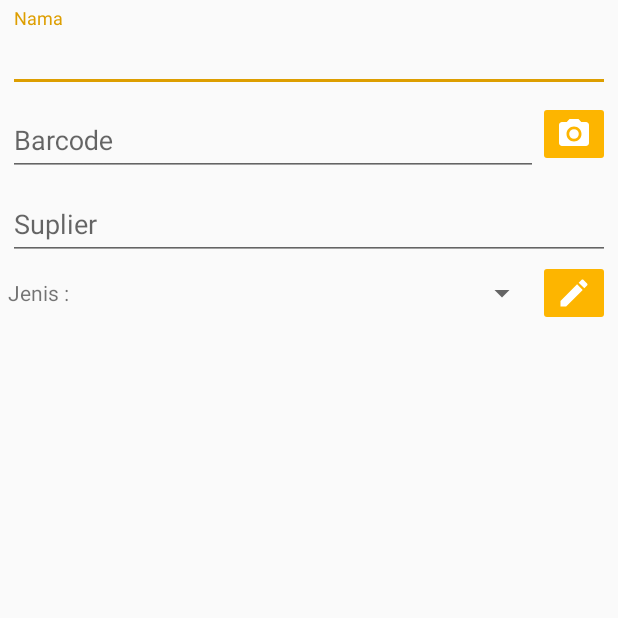
After one commit to nuekun/Kasir_Portable, an Android app: the TambahProdukActivity screen opened directly, with no data from a screen before it, on a phone screen of 412 x 824 dp, the top half of it. The commit adds this screen. Run offline under Robolectric (Android 15) with nearby library versions, the light colour scheme and no system bars; our stand-ins replace Room's generated code.

Commit message:
jenis produk

```diff
--- a/app/src/main/AndroidManifest.xml
+++ b/app/src/main/AndroidManifest.xml
@@ -13,7 +13,8 @@
         android:roundIcon="@mipmap/ic_launcher_round"
         android:supportsRtl="true"
         android:theme="@style/AppTheme">
-        <activity android:name=".PrinterActivity"></activity>
+        <activity android:name=".TambahProdukActivity"></activity>
+        <activity android:name=".PrinterActivity" />
         <activity android:name=".ProdukActivity" />
         <activity android:name=".ScannerActivity" />
         <activity android:name=".ScanActivity" />
--- /dev/null
+++ b/app/src/main/java/com/nuedevlop/kasirportable/TambahProdukActivity.java
@@ -0,0 +1,166 @@
+package com.nuedevlop.kasirportable;
+
+import androidx.annotation.Nullable;
+import androidx.appcompat.app.AlertDialog;
+import androidx.appcompat.app.AppCompatActivity;
+import androidx.room.Room;
+
+import android.content.DialogInterface;
+import android.content.Intent;
+import android.database.sqlite.SQLiteConstraintException;
+import android.os.Bundle;
+import android.text.Editable;
+import android.view.LayoutInflater;
+import android.view.View;
+import android.widget.ArrayAdapter;
+import android.widget.Button;
+import android.widget.ImageButton;
+import android.widget.Spinner;
+import android.widget.SpinnerAdapter;
+import android.widget.Toast;
+
+import com.google.android.material.textfield.TextInputEditText;
+import com.nuedevlop.kasirportable.utils.database.Jenis;
+import com.nuedevlop.kasirportable.utils.database.JenisDAO;
+import com.nuedevlop.kasirportable.utils.database.JenisDB;
+
+import java.util.ArrayList;
+import java.util.List;
+
+public class TambahProdukActivity extends AppCompatActivity {
+
+    ImageButton btnBarcode ,btnJenis;
+    Spinner spinJenis;
+    TextInputEditText txtNama,txtBarcode,txtSuplier;
+    private final int REQUEST_CODE = 110;
+    JenisDAO jenisDAO;
+    Jenis jenis;
+
+    @Override
+    protected void onCreate(Bundle savedInstanceState) {
+        super.onCreate(savedInstanceState);
+        setContentView(R.layout.activity_tambah_produk);
+        init();
+
+        btnBarcode.setOnClickListener(v -> ambilBarcode());
+        btnJenis.setOnClickListener(v->editJenis());
+
+        jenisDAO = Room.databaseBuilder(this, JenisDB.class, "produk")
+                .allowMainThreadQueries()
+                .build()
+                .getJenisDAO();
+
+        ambilJenis();
+
+    }
+
+    private void ambilJenis() {
+
+
+        ArrayList<String> kategori = new ArrayList<>();
+        List<Jenis> list = jenisDAO.getAllJenis();
+        for (int i = 0; i< list.size();i++){
+            kategori.add(list.get(i).getJenisProduk());
+        }
+        spinJenis.setAdapter(new ArrayAdapter<>(this,android.R.layout.simple_spinner_item, kategori));
+    }
+
+    private void editJenis() {
+        TextInputEditText txtJenis;
+        ImageButton btnHapus;
+        Button btnBatal,btnSimpan;
+
+        // create an alert builder
+        AlertDialog.Builder builder = new AlertDialog.Builder(this);
+        builder.setTitle("Name");        // set the custom layout
+        final View view = getLayoutInflater().inflate(R.layout.dialog_edit_jenis, null);
+        builder.setView(view);
+        AlertDialog dialog = builder.create();
+
+        btnBatal = view.findViewById(R.id.btnEditJenisBatal);
+        btnSimpan = view.findViewById(R.id.btnEditJenisSimpan);
+        btnHapus = view.findViewById(R.id.btnEditJenisHapus);
+        txtJenis = view.findViewById(R.id.txtEditJenis);
+
+        btnBatal.setOnClickListener(v->dialog.dismiss());
+
+        btnHapus.setOnClickListener(v->{
+            hapusJenis(txtJenis.getText().toString());
+            dialog.dismiss();
+
+        });
+
+        btnSimpan.setOnClickListener(v->{
+            simpanJenis(txtJenis.getText().toString());
+            dialog.dismiss();
+        });
+
+        dialog.show();
+
+    }
+
+    private void hapusJenis(String string) {
+
+        try {
+            if (jenisDAO.getIdCount(string)!=0){
+                jenisDAO.deleteJenis(string);
+            }else {
+                Toast.makeText(this, "Jenis Produk tidak di temukan!", Toast.LENGTH_SHORT).show();
+            }
+
+
+        }catch (SQLiteConstraintException e){
+            Toast.makeText(this, e.getLocalizedMessage(), Toast.LENGTH_LONG).show();
+        }
+        ambilJenis();
+    }
+
+    private void simpanJenis(String string) {
+
+        try {
+            if (jenisDAO.getIdCount(string)==0){
+                jenis = new Jenis();
+                jenis.setJenisProduk(string);
+                jenisDAO.insert(jenis);
+            }else {
+                Toast.makeText(this, "Jenis Produk sudah ada!", Toast.LENGTH_SHORT).show();
+            }
+
+
+        }catch (SQLiteConstraintException e){
+            Toast.makeText(this, e.getLocalizedMessage(), Toast.LENGTH_LONG).show();
+        }
+
+         ambilJenis();
+
+    }
+
+    private void ambilBarcode() {
+        Intent intent = new Intent(this,ScanActivity.class);
+        startActivityForResult(intent,REQUEST_CODE);
+    }
+
+    private void init() {
+        btnBarcode = findViewById(R.id.btnTambahProdukScan);
+        txtNama = findViewById(R.id.txtTambahProdukNama);
+        txtBarcode = findViewById(R.id.txtTambahProdukBarcode);
+        txtSuplier = findViewById(R.id.txtTambahProdukSuplier);
+        btnJenis = findViewById(R.id.btnTambahProdukEditJenis);
+        spinJenis = findViewById(R.id.spinTambahProdukJenis);
+    }
+
+
+    @Override
+    protected void onActivityResult(int requestCode, int resultCode, @Nullable Intent data) {
+        super.onActivityResult(requestCode, resultCode, data);
+
+
+        if (requestCode == REQUEST_CODE && resultCode == ScanActivity.RESULT_CODE) {
+
+            String barcode = data.getStringExtra("barcode");
+            txtBarcode.setText(barcode);
+
+        }
+    }
+
+}
--- /dev/null
+++ b/app/src/main/java/com/nuedevlop/kasirportable/utils/database/JenisDAO.java
@@ -0,0 +1,25 @@
+package com.nuedevlop.kasirportable.utils.database;
+
+import androidx.room.Dao;
+import androidx.room.Insert;
+import androidx.room.OnConflictStrategy;
+import androidx.room.Query;
+
+import java.util.List;
+
+@Dao
+public interface JenisDAO {
+
+    @Insert(onConflict = OnConflictStrategy.REPLACE)
+    void insert(Jenis... jenis);
+
+    @Query("SELECT COUNT(jenisProduk) FROM jenis WHERE jenisProduk= :jenisProduk")
+    int getIdCount(String jenisProduk);
+
+    @Query("DELETE FROM jenis WHERE jenisProduk = :jenisProduk")
+    void deleteJenis(String jenisProduk);
+
+    @Query("SELECT * FROM jenis")
+    List<Jenis> getAllJenis();
+
+}
--- /dev/null
+++ b/app/src/main/java/com/nuedevlop/kasirportable/utils/database/JenisDB.java
@@ -0,0 +1,9 @@
+package com.nuedevlop.kasirportable.utils.database;
+
+import androidx.room.Database;
+import androidx.room.RoomDatabase;
+
+@Database(entities = {Jenis.class}, version = 1,exportSchema = false)
+public abstract class JenisDB extends RoomDatabase {
+    public abstract JenisDAO getJenisDAO();
+}
--- /dev/null
+++ b/app/src/main/res/drawable/ic_delete_black_24dp.xml
@@ -0,0 +1,5 @@
+<vector android:height="24dp" android:tint="#FFFFFF"
+    android:viewportHeight="24.0" android:viewportWidth="24.0"
+    android:width="24dp" xmlns:android="http://schemas.android.com/apk/res/android">
+    <path android:fillColor="#FF000000" android:pathData="M6,19c0,1.1 0.9,2 2,2h8c1.1,0 2,-0.9 2,-2V7H6v12zM19,4h-3.5l-1,-1h-5l-1,1H5v2h14V4z"/>
+</vector>
--- /dev/null
+++ b/app/src/main/res/drawable/ic_edit_black_24dp.xml
@@ -0,0 +1,5 @@
+<vector android:height="24dp" android:tint="#FFFFFF"
+    android:viewportHeight="24.0" android:viewportWidth="24.0"
+    android:width="24dp" xmlns:android="http://schemas.android.com/apk/res/android">
+    <path android:fillColor="#FF000000" android:pathData="M3,17.25V21h3.75L17.81,9.94l-3.75,-3.75L3,17.25zM20.71,7.04c0.39,-0.39 0.39,-1.02 0,-1.41l-2.34,-2.34c-0.39,-0.39 -1.02,-0.39 -1.41,0l-1.83,1.83 3.75,3.75 1.83,-1.83z"/>
+</vector>
--- a/app/src/main/res/layout/activity_produk.xml
+++ b/app/src/main/res/layout/activity_produk.xml
@@ -26,7 +26,7 @@
             android:paddingRight="5dp">
 
             <Button
-                android:id="@+id/btnKembali"
+                android:id="@+id/btnProdukKembali"
                 android:layout_width="24dp"
                 android:layout_height="24dp"
                 android:background="@drawable/ic_arrow_back_black_24dp" />
--- /dev/null
+++ b/app/src/main/res/layout/activity_tambah_produk.xml
@@ -0,0 +1,93 @@
+<?xml version="1.0" encoding="utf-8"?>
+<ScrollView xmlns:android="http://schemas.android.com/apk/res/android"
+    xmlns:app="http://schemas.android.com/apk/res-auto"
+    xmlns:tools="http://schemas.android.com/tools"
+    android:layout_width="match_parent"
+    android:layout_height="match_parent"
+    tools:context=".TambahProdukActivity">
+
+    <LinearLayout
+        android:layout_width="match_parent"
+        android:layout_height="wrap_content"
+        android:orientation="vertical"
+        android:padding="5dp">
+
+        <com.google.android.material.textfield.TextInputLayout
+            android:layout_width="match_parent"
+            android:layout_height="wrap_content">
+
+            <com.google.android.material.textfield.TextInputEditText
+                android:id="@+id/txtTambahProdukNama"
+                android:layout_width="match_parent"
+                android:layout_height="wrap_content"
+                android:hint="Nama" />
+
+        </com.google.android.material.textfield.TextInputLayout>
+
+        <LinearLayout
+            android:layout_width="match_parent"
+            android:layout_height="wrap_content"
+            android:gravity="center"
+            android:orientation="horizontal">
+
+            <com.google.android.material.textfield.TextInputLayout
+                android:layout_width="wrap_content"
+                android:layout_height="wrap_content"
+                android:layout_weight="1">
+
+                <com.google.android.material.textfield.TextInputEditText
+                    android:id="@+id/txtTambahProdukBarcode"
+                    android:layout_width="match_parent"
+                    android:layout_height="wrap_content"
+                    android:hint="Barcode"
+                    android:inputType="number" />
+            </com.google.android.material.textfield.TextInputLayout>
+
+            <ImageButton
+                android:id="@+id/btnTambahProdukScan"
+                android:layout_width="wrap_content"
+                android:layout_height="wrap_content"
+                android:backgroundTint="@color/colorPrimary"
+                app:srcCompat="@drawable/ic_photo_camera_black_24dp" />
+        </LinearLayout>
+
+        <com.google.android.material.textfield.TextInputLayout
+            android:layout_width="match_parent"
+            android:layout_height="match_parent">
+
+            <com.google.android.material.textfield.TextInputEditText
+                android:id="@+id/txtTambahProdukSuplier"
+                android:layout_width="match_parent"
+                android:layout_height="wrap_content"
+                android:hint="Suplier"
+                android:inputType="textPersonName" />
+        </com.google.android.material.textfield.TextInputLayout>
+
+        <LinearLayout
+            android:layout_width="match_parent"
+            android:layout_height="match_parent"
+            android:gravity="center"
+            android:orientation="horizontal">
+
+            <TextView
+                android:layout_width="wrap_content"
+                android:layout_height="wrap_content"
+                android:text="Jenis : " />
+
+            <Spinner
+                android:id="@+id/spinTambahProdukJenis"
+                android:layout_width="match_parent"
+                android:layout_height="wrap_content"
+                android:layout_weight="1" />
+
+            <ImageButton
+                android:id="@+id/btnTambahProdukEditJenis"
+                android:layout_width="wrap_content"
+                android:layout_height="wrap_content"
+                android:backgroundTint="@color/colorPrimary"
+                app:srcCompat="@drawable/ic_edit_black_24dp" />
+
+        </LinearLayout>
+
+    </LinearLayout>
+</ScrollView>
```
Also changed, not shown: app/build.gradle (+10 -0 lines), app/src/main/java/com/nuedevlop/kasirportable/ProdukActivity.java (+13 -1 lines), app/src/main/java/com/nuedevlop/kasirportable/utils/database/Jenis.java (added, +67 -0 lines), app/src/main/java/com/nuedevlop/kasirportable/utils/database/Produk.java (added, +144 -0 lines), app/src/main/java/com/nuedevlop/kasirportable/utils/database/ProdukDAO.java (added, +29 -0 lines), app/src/main/java/com/nuedevlop/kasirportable/utils/database/ProdukDB.java (added, +10 -0 lines), app/src/main/res/layout/dialog_edit_jenis.xml (added, +51 -0 lines).
